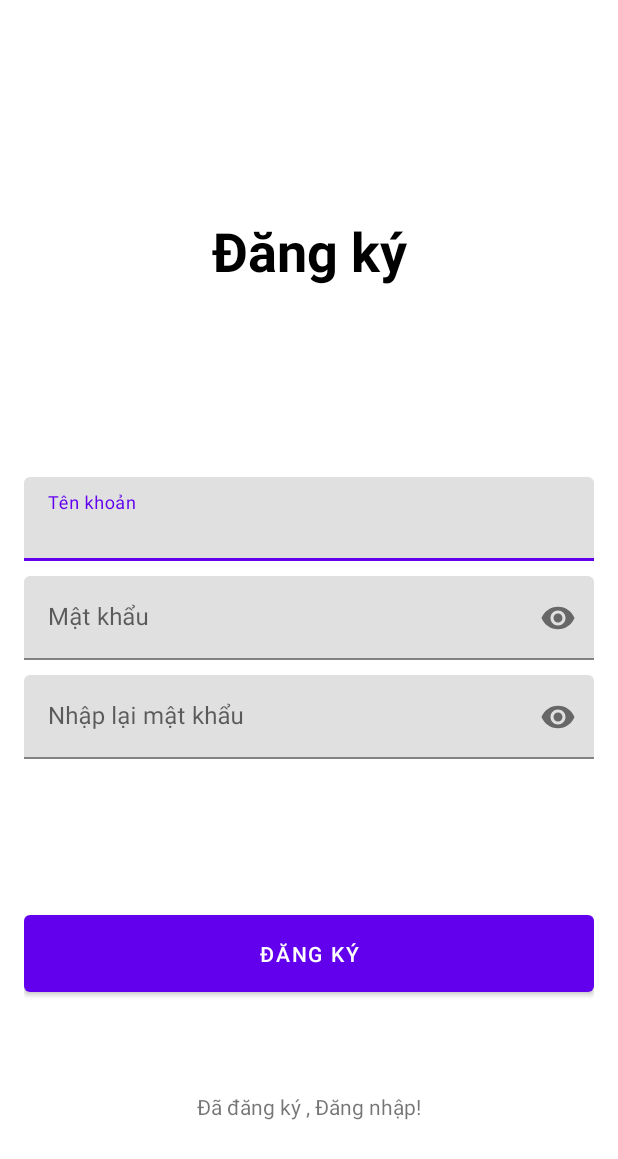
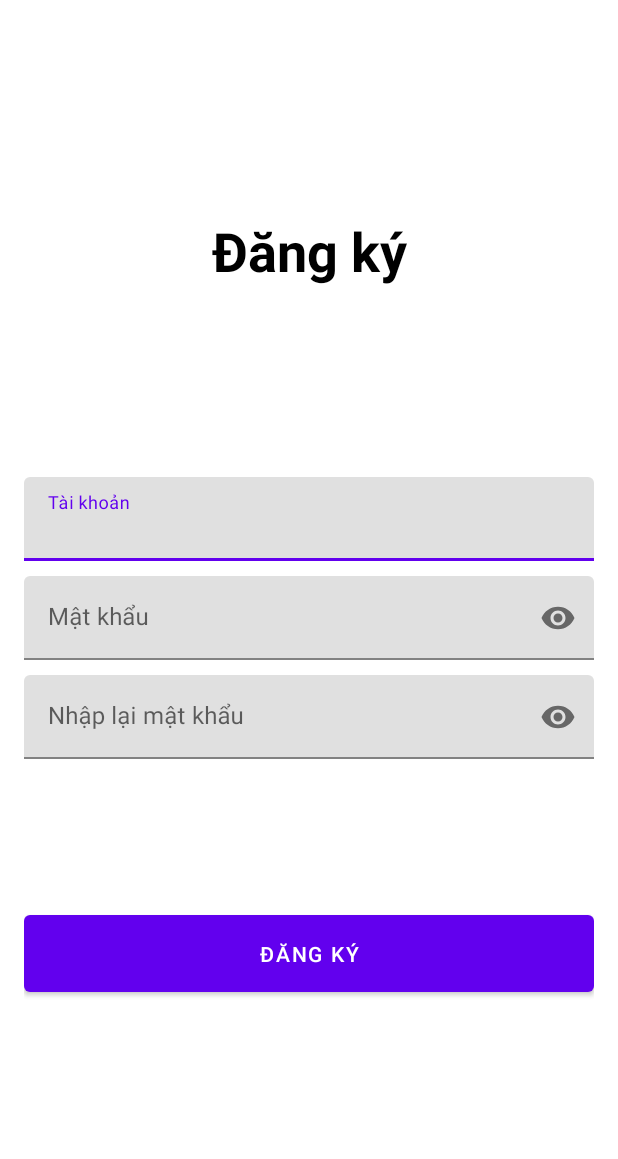
Before and after one commit to ThaiXuanHien/TungKinhOnline, an Android app: the screen it shows after launch (SignUpActivity), after a tap on "Đăng ký", on a phone screen of 412 x 824 dp. Shown: the top 1159 px of the screen. Run offline under Robolectric (Android 15) with nearby library versions, the phone set to English and light mode, and no system bars; our stand-ins replace Firebase (no records; nobody signed in at launch, a user with empty details on screens opened directly); 2 other taps on this screen came first.

Commit message:
# release tkol 1.4

```diff
--- a/app/build.gradle
+++ b/app/build.gradle
@@ -12,8 +12,8 @@ android {
         applicationId "com.hienthai.tungkinhonline"
         minSdk 28
         targetSdk 33
-        versionCode 4
-        versionName "1.3"
+        versionCode 5
+        versionName "1.4"
 
         testInstrumentationRunner "androidx.test.runner.AndroidJUnitRunner"
     }
--- a/app/src/main/java/com/hienthai/tungkinhonline/AppPrefs.kt
+++ b/app/src/main/java/com/hienthai/tungkinhonline/AppPrefs.kt
@@ -8,6 +8,7 @@ class AppPrefs(context: Context) {
     var count: Long by prefs.preferences("count", 0)
     var remember: Boolean by prefs.preferences("remember", false)
     var id: String by prefs.preferences("id", "")
+    var language: String by prefs.preferences("language", "vi-VN")
 
     fun clear() {
         prefs.edit().clear().apply()
--- /dev/null
+++ b/app/src/main/java/com/hienthai/tungkinhonline/LocaleManager.java
@@ -0,0 +1,195 @@
+package com.hienthai.tungkinhonline;
+
+import android.app.Activity;
+import android.app.Application;
+import android.content.ComponentCallbacks;
+import android.content.Context;
+import android.content.res.Configuration;
+import android.content.res.Resources;
+import android.os.Build;
+import android.os.Bundle;
+import android.os.LocaleList;
+import android.text.TextUtils;
+
+import androidx.annotation.NonNull;
+import androidx.annotation.Nullable;
+import androidx.annotation.RequiresApi;
+
+
+import java.util.LinkedHashSet;
+import java.util.Locale;
+import java.util.Set;
+
+public class LocaleManager {
+
+    private static final Locale defaultLocale = Locale.getDefault();
+
+    private Locale systemLocale = defaultLocale;
+    private static LocaleManager localeManager;
+
+    AppPrefs prefs;
+
+    public static LocaleManager getInstance() {
+        return localeManager;
+    }
+
+    private LocaleManager(Application application, AppPrefs prefs) {
+        this.prefs = prefs;
+        application.registerActivityLifecycleCallbacks(new Application.ActivityLifecycleCallbacks() {
+            @Override
+            public void onActivityCreated(@NonNull Activity activity, @Nullable Bundle savedInstanceState) {
+                applyForActivity(activity);
+            }
+
+            @Override
+            public void onActivityStarted(@NonNull Activity activity) {
+
+            }
+
+            @Override
+            public void onActivityResumed(@NonNull Activity activity) {
+
+            }
+
+            @Override
+            public void onActivityPaused(@NonNull Activity activity) {
+
+            }
+
+            @Override
+            public void onActivityStopped(@NonNull Activity activity) {
+
+            }
+
+            @Override
+            public void onActivitySaveInstanceState(@NonNull Activity activity, @NonNull Bundle outState) {
+
+            }
+
+            @Override
+            public void onActivityDestroyed(@NonNull Activity activity) {
+
+            }
+        });
+
+        application.registerComponentCallbacks(new ComponentCallbacks() {
+            @Override
+            public void onConfigurationChanged(@NonNull Configuration newConfig) {
+                processConfigurationChange(application, newConfig);
+            }
+
+            @Override
+            public void onLowMemory() {
+
+            }
+        });
+
+        Locale locale;
+        String lang = prefs.getLanguage();
+        if (TextUtils.isEmpty(lang)) {
+            locale = systemLocale;
+        } else {
+            locale = getLocaleFromLang(lang);
+        }
+        persistAndApply(application, locale);
+    }
+
+    public static void initialize(Application application, AppPrefs prefs) {
+        localeManager = new LocaleManager(application, prefs);
+    }
+
+    public void setLocale(Context context, String lang) {
+        if (TextUtils.isEmpty(lang)) {
+            persistAndApply(context, systemLocale);
+        } else {
+            persistAndApply(context, getLocaleFromLang(lang));
+        }
+    }
+
+    private void persistAndApply(Context context, Locale locale) {
+        applyLocale(context, locale);
+    }
+
+    private void applyForActivity(Activity activity) {
+        String lang = prefs.getLanguage();
+        Locale locale;
+        if (TextUtils.isEmpty(lang)) {
+            locale = systemLocale;
+        } else {
+            locale = getLocaleFromLang(lang);
+        }
+        applyLocale(activity, locale);
+    }
+
+    private void processConfigurationChange(Context context, Configuration config) {
+        systemLocale = getLocaleFromConfig(config);
+        String lang = prefs.getLanguage();
+        if (TextUtils.isEmpty(lang)) {
+            persistAndApply(context, systemLocale);
+        } else {
+            applyLocale(context, getLocaleFromLang(lang));
+        }
+    }
+
+    private void applyLocale(Context context, Locale locale) {
+        updateResource(context, locale);
+        Context appContext = context.getApplicationContext();
+        if (appContext != context) {
+            updateResource(appContext, locale);
+        }
+    }
+
+    public Locale getLocaleFromConfig(Configuration config) {
+        Locale current;
+        if (Build.VERSION.SDK_INT >= Build.VERSION_CODES.N) {
+            current = config.getLocales().get(0);
+        } else {
+            current = config.locale;
+        }
+        return current;
+    }
+
+    private void updateResource(Context context, Locale locale) {
+        Locale.setDefault(locale);
+        Resources res = context.getResources();
+        Locale current = getLocaleFromConfig(res.getConfiguration());
+
+        if (current == locale) return;
+        Configuration config = new Configuration(res.getConfiguration());
+        if (Build.VERSION.SDK_INT >= Build.VERSION_CODES.N) {
+            setLocale24(config, locale);
+        } else if (Build.VERSION.SDK_INT >= Build.VERSION_CODES.JELLY_BEAN_MR1) {
+            config.setLocale(locale);
+        } else {
+            config.locale = locale;
+        }
+        res.updateConfiguration(config, res.getDisplayMetrics());
+    }
+
+    @RequiresApi(api = Build.VERSION_CODES.N)
+    private void setLocale24(Configuration config, Locale locale) {
+        Set<Locale> set = new LinkedHashSet<>();
+        set.add(locale);
+        LocaleList defaultLocales = LocaleList.getDefault();
+
+        for (int i = 0; i < defaultLocales.size(); i++) {
+            set.add(defaultLocales.get(i));
+        }
+        Locale[] locales = new Locale[set.size()];
+        set.toArray(locales);
+        config.setLocales(new LocaleList(locales));
+    }
+
+    public static Locale getLocaleFromLang(String lang) {
+        String[] sp = lang.split("[_-]");
+
+        switch (sp.length) {
+            case 2:
+                return new Locale(sp[0], sp[1]);
+            case 3:
+                return new Locale(sp[0], sp[1], sp[2]);
+            default:
+                return new Locale(lang);
+        }
+    }
+}
--- a/app/src/main/java/com/hienthai/tungkinhonline/MyApplication.kt
+++ b/app/src/main/java/com/hienthai/tungkinhonline/MyApplication.kt
@@ -1,13 +1,23 @@
 package com.hienthai.tungkinhonline
 
 import android.app.Application
+import android.content.Context
+import android.content.res.Configuration
+import android.content.res.Resources
+import android.os.Build
+import android.util.DisplayMetrics
+import android.util.Log
 import com.google.firebase.FirebaseApp
+import org.koin.android.ext.android.inject
 import org.koin.android.ext.koin.androidContext
 import org.koin.android.ext.koin.androidLogger
 import org.koin.core.context.startKoin
+import java.util.Locale
+import kotlin.math.log
+
 
 class MyApplication : Application() {
-
+    private val prefs: AppPrefs by inject()
     override fun onCreate() {
         super.onCreate()
 
@@ -18,5 +28,12 @@ class MyApplication : Application() {
             androidContext(this@MyApplication)
             modules(appModule)
         }
+
+        Log.e("Hien", "onCreate: ${Locale.getDefault().language}", )
+        LocaleManager.initialize(this, prefs)
+        if (Locale.getDefault().language != "vi-VN") {
+            LocaleManager.getInstance().setLocale(this, "en-US")
+            prefs.language = "en-US"
+        }
     }
 }
--- a/app/src/main/java/com/hienthai/tungkinhonline/SignInActivity.kt
+++ b/app/src/main/java/com/hienthai/tungkinhonline/SignInActivity.kt
@@ -12,6 +12,7 @@ import com.google.firebase.database.FirebaseDatabase
 import com.google.firebase.database.ValueEventListener
 import com.hienthai.tungkinhonline.databinding.ActivitySignInBinding
 import org.koin.android.ext.android.inject
+import java.util.Locale
 
 class SignInActivity : AppCompatActivity() {
     private lateinit var binding: ActivitySignInBinding
@@ -21,6 +22,7 @@ class SignInActivity : AppCompatActivity() {
 
     override fun onCreate(savedInstanceState: Bundle?) {
         super.onCreate(savedInstanceState)
+
         binding = ActivitySignInBinding.inflate(layoutInflater)
         setContentView(binding.root)
 
@@ -57,7 +59,7 @@ class SignInActivity : AppCompatActivity() {
                             }
                         }
                         binding.pbLoading.isInvisible = true
-                        Toast.makeText(this@SignInActivity, "Tài khoản hoặc Mật khẩu không chính xác!", Toast.LENGTH_SHORT).show()
+                        Toast.makeText(this@SignInActivity, getString(R.string.text_username_or_password_incorrect), Toast.LENGTH_SHORT).show()
                     }
 
                     override fun onCancelled(p0: DatabaseError) {
@@ -72,7 +74,7 @@ class SignInActivity : AppCompatActivity() {
                 })
 
             } else {
-                Toast.makeText(this, "Không được để trống", Toast.LENGTH_SHORT).show()
+                Toast.makeText(this, getString(R.string.text_cannot_be_left_blank), Toast.LENGTH_SHORT).show()
             }
         }
 
--- a/app/src/main/res/layout/activity_signup.xml
+++ b/app/src/main/res/layout/activity_signup.xml
@@ -10,7 +10,7 @@
         android:id="@+id/textView"
         android:layout_width="wrap_content"
         android:layout_height="wrap_content"
-        android:text="Đăng ký"
+        android:text="@string/text_sign_up"
         android:textColor="@color/black"
         android:textSize="36sp"
         android:textStyle="bold"
@@ -37,7 +37,7 @@
             <com.google.android.material.textfield.TextInputEditText
                 android:id="@+id/edt_username"
                 android:textColor="@color/black"
-                android:hint="Tên khoản"
+                android:hint="@string/text_username"
                 android:layout_width="match_parent"
                 android:layout_height="wrap_content">
 
@@ -55,7 +55,7 @@
                 android:inputType="textPassword"
                 android:id="@+id/edt_password"
                 android:textColor="@color/black"
-                android:hint="Mật khẩu"
+                android:hint="@string/text_password"
                 android:layout_width="match_parent"
                 android:layout_height="wrap_content">
 
@@ -73,7 +73,7 @@
                 android:inputType="textPassword"
                 android:id="@+id/edt_re_password"
                 android:textColor="@color/black"
-                android:hint="Nhập lại mật khẩu"
+                android:hint="@string/text_re_password"
                 android:layout_width="match_parent"
                 android:layout_height="wrap_content">
 
@@ -88,26 +88,13 @@
         android:layout_width="0dp"
         android:layout_height="wrap_content"
         android:layout_marginTop="20dp"
-        android:text="Đăng ký"
+        android:text="@string/text_sign_up"
         android:paddingVertical="16dp"
         app:layout_constraintEnd_toEndOf="@+id/linearLayout"
         app:layout_constraintStart_toStartOf="@+id/linearLayout"
         app:layout_constraintTop_toBottomOf="@+id/pb_loading">
 
     </Button>
-
-    <TextView
-        android:id="@+id/tv_back_sign_in"
-        android:padding="8dp"
-        android:layout_width="wrap_content"
-        android:layout_height="wrap_content"
-        android:text="Đã đăng ký , Đăng nhập!"
-        app:layout_constraintBottom_toBottomOf="parent"
-        app:layout_constraintEnd_toEndOf="parent"
-        app:layout_constraintStart_toStartOf="parent"
-        app:layout_constraintTop_toBottomOf="@+id/btn_sign_up">
-
-    </TextView>
 
     <com.google.android.material.progressindicator.CircularProgressIndicator
         android:id="@+id/pb_loading"
--- a/app/src/main/res/layout/item_rank.xml
+++ b/app/src/main/res/layout/item_rank.xml
@@ -14,7 +14,7 @@
             android:id="@+id/tv_stt"
             android:layout_width="0dp"
             android:layout_height="match_parent"
-            android:layout_weight="1"
+            android:layout_weight="2"
             android:gravity="center"
             android:text="1">
 
@@ -51,7 +51,7 @@
             android:id="@+id/tv_count"
             android:layout_width="0dp"
             android:layout_height="match_parent"
-            android:layout_weight="5"
+            android:layout_weight="4"
             android:textColor="@color/black"
             android:gravity="center"
             android:text="999999999999">
--- a/app/src/main/res/values/strings.xml
+++ b/app/src/main/res/values/strings.xml
@@ -1,3 +1,20 @@
 <resources>
     <string name="app_name">TungKinhOnline</string>
+    <string name="text_rank">Xếp hạng</string>
+    <string name="text_number">STT</string>
+    <string name="text_username">Tài khoản</string>
+    <string name="text_count">Số lần gõ mõ</string>
+    <string name="text_sign_in">Đăng nhập</string>
+    <string name="text_password">Mật khẩu</string>
+    <string name="text_remember">Nhớ tài khoản</string>
+    <string name="text_sign_up">Đăng ký</string>
+    <string name="text_re_password">Nhập lại mật khẩu</string>
+    <string name="text_log_out">Đăng xuất</string>
+    <string name="text_question_out">Bạn chưa thành Phật, bạn có muốn tiếp tục Tu ko?</string>
+    <string name="text_down_the_mountain">Xuống núi</string>
+    <string name="text_continue_practicing">Tu tiếp</string>
+    <string name="text_username_or_password_incorrect">Tài khoản hoặc Mật khẩu không chính xác!</string>
+    <string name="text_cannot_be_left_blank">không được để trống</string>
+    <string name="text_user_exists">Người dùng tồn tại</string>
+    <string name="text_password_do_not_match">Mật khẩu không trùng khớp</string>
 </resources>
```
Also changed, not shown: app/src/main/java/com/hienthai/tungkinhonline/LocaleHelper.java (added, +67 -0 lines), app/src/main/java/com/hienthai/tungkinhonline/MainActivity.kt (+7 -5 lines), app/src/main/java/com/hienthai/tungkinhonline/SignUpActivity.kt (+4 -7 lines), app/src/main/res/layout/activity_rank.xml (+6 -6 lines), app/src/main/res/layout/activity_sign_in.xml (+6 -6 lines), 1 other file.
